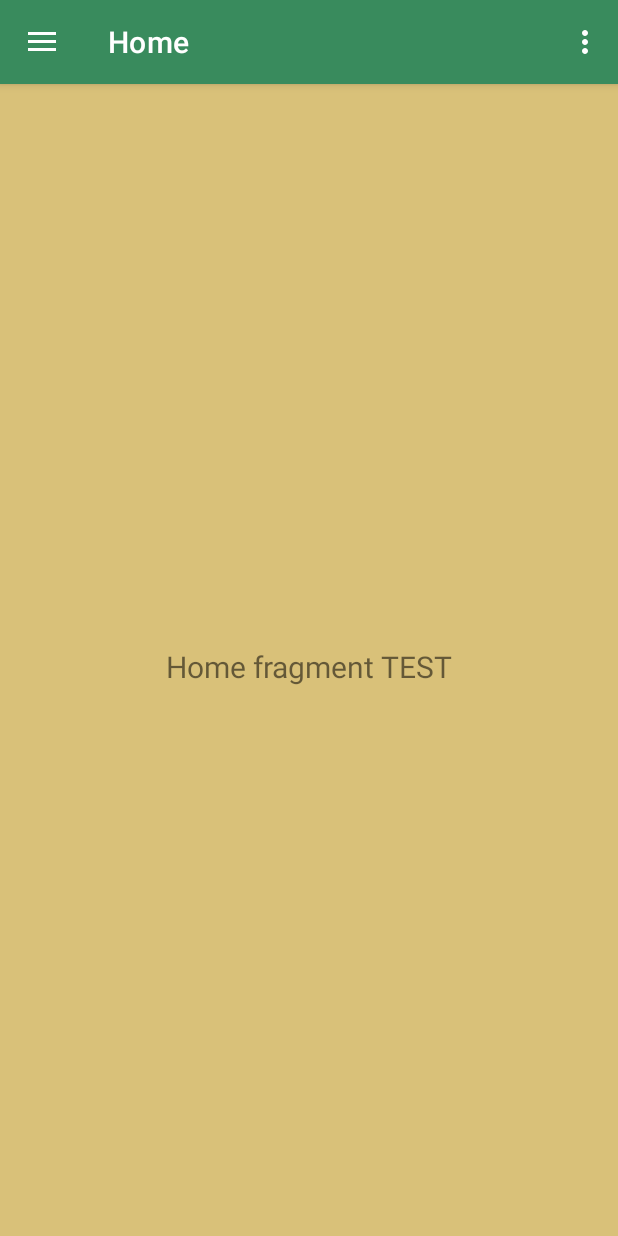
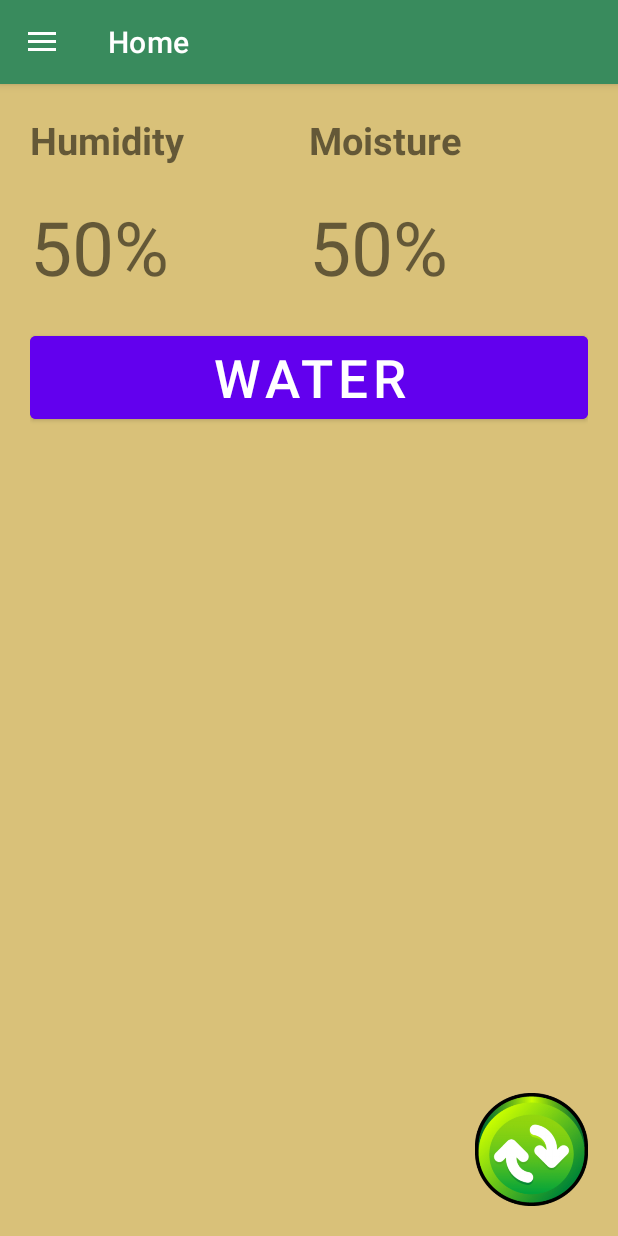
Before and after one commit to lonewanderer27/Umak, an Android app: the HomeActivity screen opened directly, with no data from a screen before it, on a phone screen of 412 x 824 dp. Run offline under Robolectric (Android 15) with nearby library versions, the phone set to English and light mode, and no system bars; our stand-ins replace navigation-ui; network calls fail; 2 statements that could not run were skipped.

Commit message:
lots of changes

```diff
--- a/app/src/main/java/com/bryle_sanico/umak/HomeActivity.java
+++ b/app/src/main/java/com/bryle_sanico/umak/HomeActivity.java
@@ -1,6 +1,8 @@
 package com.bryle_sanico.umak;
 
+import android.content.Intent;
 import android.os.Bundle;
+import android.util.Log;
 import android.view.View;
 import android.view.Menu;
 
@@ -18,6 +20,7 @@ import com.bryle_sanico.umak.databinding.ActivityHomeBinding;
 
 public class HomeActivity extends AppCompatActivity {
 
+    User user;
     private AppBarConfiguration mAppBarConfiguration;
     private ActivityHomeBinding binding;
 
@@ -40,14 +43,19 @@ public class HomeActivity extends AppCompatActivity {
         NavController navController = Navigation.findNavController(this, R.id.nav_host_fragment_content_home);
         NavigationUI.setupActionBarWithNavController(this, navController, mAppBarConfiguration);
         NavigationUI.setupWithNavController(navigationView, navController);
+
+        Intent intent = getIntent();
+        user = (User) intent.getSerializableExtra("user");
+
+        Log.i("user", user.toString());
     }
 
-    @Override
-    public boolean onCreateOptionsMenu(Menu menu) {
-        // Inflate the menu; this adds items to the action bar if it is present.
-        getMenuInflater().inflate(R.menu.home, menu);
-        return true;
-    }
+//    @Override
+//    public boolean onCreateOptionsMenu(Menu menu) {
+//        // Inflate the menu; this adds items to the action bar if it is present.
+//        getMenuInflater().inflate(R.menu.home, menu);
+//        return true;
+//    }
 
     @Override
     public boolean onSupportNavigateUp() {
--- a/app/src/main/java/com/bryle_sanico/umak/RetrieveAccount.java
+++ b/app/src/main/java/com/bryle_sanico/umak/RetrieveAccount.java
@@ -25,7 +25,7 @@ public class RetrieveAccount extends AppCompatActivity {
     public static ProgressDialog progressdialog;
     private StringRequest stringRequest;
     private RequestQueue requestQueue;
-    private Intent directMain;
+    private Intent directLogin;
 
     private EditText inputEmail;
     private String URL="http://192.168.0.32/umak/", PHPFile="";
@@ -59,7 +59,7 @@ public class RetrieveAccount extends AppCompatActivity {
                 if (response.equals("Password sent, Check your Email!!")) {  // Email Sent
                     Toast.makeText(RetrieveAccount.this, response, Toast.LENGTH_LONG).show();
                     // Start your intended activity
-                    startActivity(directMain); // Replace directMain with your Intent
+                    startActivity(directLogin); // Replace directMain with your Intent
                     finish();
                 } else {
                     Toast.makeText(RetrieveAccount.this, response, Toast.LENGTH_LONG).show();
@@ -84,7 +84,7 @@ public class RetrieveAccount extends AppCompatActivity {
             @Override
             public void run() {
                 try {
-                    sleep(500);
+                    sleep(10);
                 } catch (InterruptedException e) {
                     e.printStackTrace();
                 }
--- a/app/src/main/java/com/bryle_sanico/umak/ui/home/HomeFragment.java
+++ b/app/src/main/java/com/bryle_sanico/umak/ui/home/HomeFragment.java
@@ -23,9 +23,6 @@ public class HomeFragment extends Fragment {
 
         binding = FragmentHomeBinding.inflate(inflater, container, false);
         View root = binding.getRoot();
-
-        final TextView textView = binding.textHome;
-        homeViewModel.getText().observe(getViewLifecycleOwner(), textView::setText);
         return root;
     }
 
--- a/app/src/main/res/layout/fragment_home.xml
+++ b/app/src/main/res/layout/fragment_home.xml
@@ -1,22 +1,90 @@
 <?xml version="1.0" encoding="utf-8"?>
-<androidx.constraintlayout.widget.ConstraintLayout xmlns:android="http://schemas.android.com/apk/res/android"
+<LinearLayout xmlns:android="http://schemas.android.com/apk/res/android"
     xmlns:app="http://schemas.android.com/apk/res-auto"
     xmlns:tools="http://schemas.android.com/tools"
     android:layout_width="match_parent"
     android:layout_height="match_parent"
+    android:orientation="vertical"
+    android:padding="20dp"
     tools:context=".ui.home.HomeFragment">
 
-    <TextView
-        android:id="@+id/text_home"
+    <LinearLayout
+        android:orientation="horizontal"
         android:layout_width="match_parent"
-        android:layout_height="wrap_content"
-        android:layout_marginStart="8dp"
-        android:layout_marginTop="8dp"
-        android:layout_marginEnd="8dp"
-        android:textAlignment="center"
-        android:textSize="20sp"
-        app:layout_constraintBottom_toBottomOf="parent"
-        app:layout_constraintEnd_toEndOf="parent"
-        app:layout_constraintStart_toStartOf="parent"
-        app:layout_constraintTop_toTopOf="parent" />
-</androidx.constraintlayout.widget.ConstraintLayout>
+        android:layout_height="wrap_content">
+        <LinearLayout
+            android:orientation="vertical"
+            android:layout_weight="1"
+            android:layout_width="match_parent"
+            android:layout_height="wrap_content">
+            <TextView
+                android:textSize="25sp"
+                android:textStyle="bold"
+                android:text="Humidity"
+                android:layout_weight="1"
+                android:layout_width="match_parent"
+                android:layout_height="wrap_content">
+            </TextView>
+            <TextView
+                android:layout_marginTop="20dp"
+                android:textSize="50sp"
+                android:id="@+id/humidity"
+                android:text="50%"
+                android:layout_weight="1"
+                android:layout_width="match_parent"
+                android:layout_height="wrap_content">
+            </TextView>
+        </LinearLayout>
+        <LinearLayout
+            android:orientation="vertical"
+            android:layout_weight="1"
+            android:layout_width="match_parent"
+            android:layout_height="wrap_content">
+            <TextView
+                android:textSize="25sp"
+                android:textStyle="bold"
+                android:text="Moisture"
+                android:layout_weight="1"
+                android:layout_width="match_parent"
+                android:layout_height="wrap_content">
+            </TextView>
+            <TextView
+                android:layout_marginTop="20dp"
+                android:textSize="50sp"
+                android:text="50%"
+                android:id="@+id/moisture"
+                android:layout_weight="1"
+                android:layout_width="match_parent"
+                android:layout_height="wrap_content">
+            </TextView>
+        </LinearLayout>
+    </LinearLayout>
+    <Button
+        android:backgroundTint="@color/design_default_color_primary"
+        android:layout_marginTop="20dp"
+        android:textSize="35sp"
+        android:text="Water"
+        android:id="@+id/btnWater"
+        android:layout_width="match_parent"
+        android:layout_height="wrap_content">
+    </Button>
+
+    <LinearLayout
+        android:gravity="bottom"
+        android:layout_width="match_parent"
+        android:layout_height="match_parent">
+
+        <LinearLayout
+            android:layout_width="match_parent"
+            android:layout_height="wrap_content"
+            android:gravity="end">
+
+            <ImageView
+                android:id="@+id/btnRefresh"
+                android:background="@drawable/refresh"
+                android:layout_width="75dp"
+                android:layout_height="75dp">
+            </ImageView>
+        </LinearLayout>
+    </LinearLayout>
+</LinearLayout>
--- a/app/src/main/res/menu/activity_main_drawer.xml
+++ b/app/src/main/res/menu/activity_main_drawer.xml
@@ -9,10 +9,10 @@
             android:icon="@drawable/baseline_home_24"
             android:title="@string/menu_home"
             />
-        <item
-            android:id="@+id/nav_adruino"
-            android:icon="@drawable/baseline_device_hub_24"
-            android:title="@string/menu_adruino" />
+<!--        <item-->
+<!--            android:id="@+id/nav_adruino"-->
+<!--            android:icon="@drawable/baseline_device_hub_24"-->
+<!--            android:title="@string/menu_adruino" />-->
         <item
             android:id="@+id/nav_account"
             android:icon="@drawable/baseline_person_24"
```
Also changed, not shown: app/src/main/java/com/bryle_sanico/umak/Login.java (+60 -18 lines), app/src/main/java/com/bryle_sanico/umak/Register.java (+56 -21 lines), app/src/main/res/drawable/refresh.png (added).
